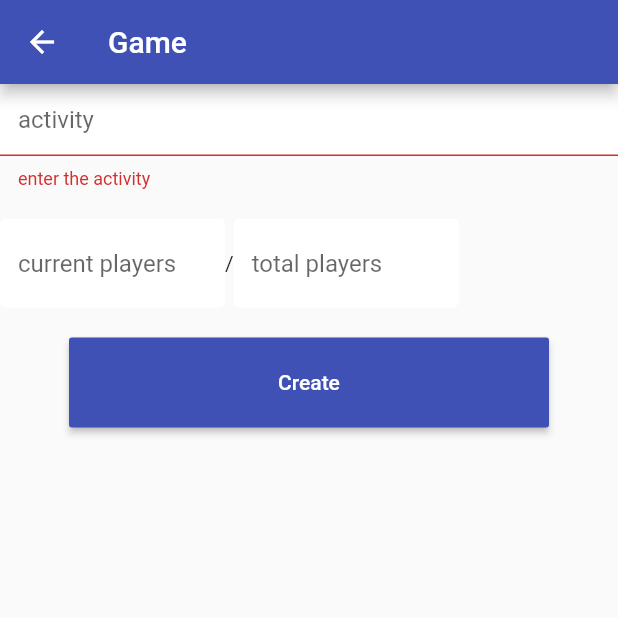
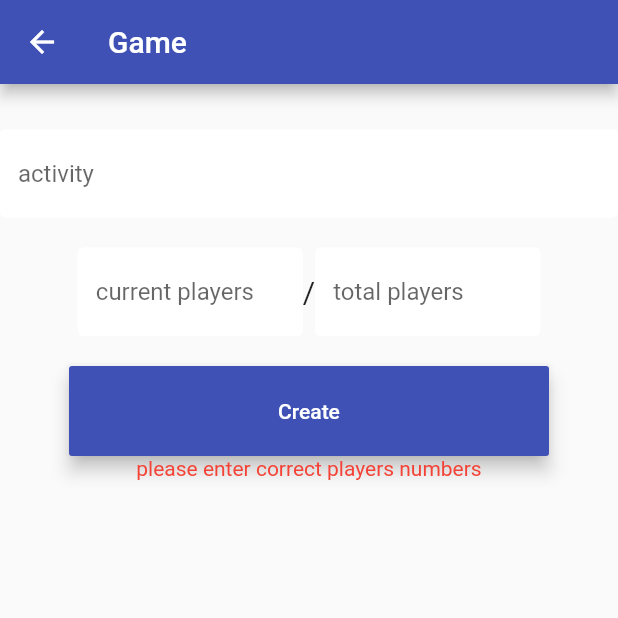
Before and after one commit to osamaayman1005/elJoker, a Flutter app: the Team screen opened by its route, after a tap on "Create", on a phone screen of 412 x 824 dp, the top half of it. Run offline on Flutter 3.47's test engine with Material 2 defaults, Android fonts, the phone set to English and light mode, and no system bars; our stand-ins replace cloud_firestore, date_time_picker, firebase_auth, geolocator; accounts and stored records are empty.

Commit message:
Update team.dart
adding loading screen
adding wating for players
adding error message
updating some style

```diff
--- a/lib/screens/team/team.dart
+++ b/lib/screens/team/team.dart
@@ -1,9 +1,12 @@
 //TODO implement team screen(s)
 import 'package:el_joker/models/user.dart';
+import 'package:el_joker/screens/team/waiting.dart';
 import 'package:el_joker/services/auth.dart';
 import 'package:el_joker/services/database.dart';
 import 'package:el_joker/shared/constants.dart';
+import 'package:el_joker/shared/loading.dart';
 import 'package:flutter/material.dart';
+import 'package:geolocator/geolocator.dart';
 import 'package:provider/provider.dart';
 
 class Team extends StatefulWidget {
@@ -19,12 +22,25 @@ class _TeamState extends State<Team> {
   String activity = '';
   int totalPlayers = 0;
   int currentPlayers = 0;
+  double longitude=0;
+  double latitude=0;
+  bool loading = false;
 
+void getCurrentLocation() async{
+  LocationPermission permission = await Geolocator.requestPermission();
+  Position location = await Geolocator.getCurrentPosition(desiredAccuracy: LocationAccuracy.high);
+  print(location);
+  setState(() {
+    longitude=location.longitude;
+    latitude=location.latitude;
+  });
+}
   @override
   Widget build(BuildContext context) {
     User user = Provider.of<User>(context);
     DatabaseService _database = DatabaseService(uid: user.uid);
-    return Scaffold(
+    //toggle between waiting for players and game settings screen
+    return loading?Loading():Scaffold(
       appBar: AppBar(
         title: Text('Game '),
         backgroundColor: Colors.indigo,
@@ -34,6 +50,7 @@ class _TeamState extends State<Team> {
           key: _formKey,
           child: Column(
             children: [
+              SizedBox(height: 30,),
               TextFormField(
                   decoration: TextInputDecoration.copyWith(
                       hintText: 'activity'),
@@ -48,13 +65,15 @@ class _TeamState extends State<Team> {
                 height: 20,
               ),
               Row(
+                mainAxisAlignment: MainAxisAlignment.center,
                 children: [
                   SizedBox(
                     width: 150,
                     child: TextFormField(
                       decoration: TextInputDecoration.copyWith(
                           hintText: 'current players'),
-
+                      validator: (val) =>
+                      int.tryParse(val) == null ||val.isEmpty? 'enter a number' : null,
                       onChanged: (val) {
                         setState(() {
                           currentPlayers = int.tryParse(val);
@@ -62,13 +81,18 @@ class _TeamState extends State<Team> {
                       },
                     ),
                   ),
-                  Text('/'),
+                  Text('/',
+                    style: TextStyle(
+                      fontSize: 20.0
+                    ),
+                  ),
                   SizedBox(
                     width: 150,
                     child: TextFormField(
                       decoration:
                       TextInputDecoration.copyWith(hintText: 'total players'),
-
+                      validator: (val) =>
+                      int.tryParse(val) == null ||val.isEmpty? 'enter a number' : null,
                       onChanged: (val) {
                         setState(() {
                           totalPlayers = int.tryParse(val);
@@ -85,10 +109,20 @@ class _TeamState extends State<Team> {
                 height: 60,
                 width: 320,
                 child: RaisedButton(
+                  elevation: 5.0,
                   onPressed: () async {
+                    if(currentPlayers>=totalPlayers){
+                      setState(() {
+                        error='please enter correct players numbers';
+                      });
+                      return;
+                    }
                     if (_formKey.currentState.validate()) {
-
-                  dynamic result = await _database.updateGameData(activity, totalPlayers, currentPlayers);
+                      setState(() {
+                        loading = true;
+                      });
+                  await getCurrentLocation();
+                  dynamic result = await _database.updateGameData(activity, totalPlayers, currentPlayers,longitude,latitude);
 
                       if (result == null) {
                         setState(() {
@@ -96,6 +130,10 @@ class _TeamState extends State<Team> {
                           error = 'please enter a valid activity';
                         });
                       }
+                      setState(() {
+                        loading = false;
+                      });
+                      Navigator.pushNamed(context, '/waitingForPlayers');
                     }
                   },
                   color: Colors.indigo,
@@ -104,7 +142,12 @@ class _TeamState extends State<Team> {
                     style: TextStyle(color: Colors.white),
                   ),
                 ),
+
               ),
+              Text(error,
+              style: TextStyle(
+                color: Colors.red,
+              ),),
             ],
           ),
         ),
```
